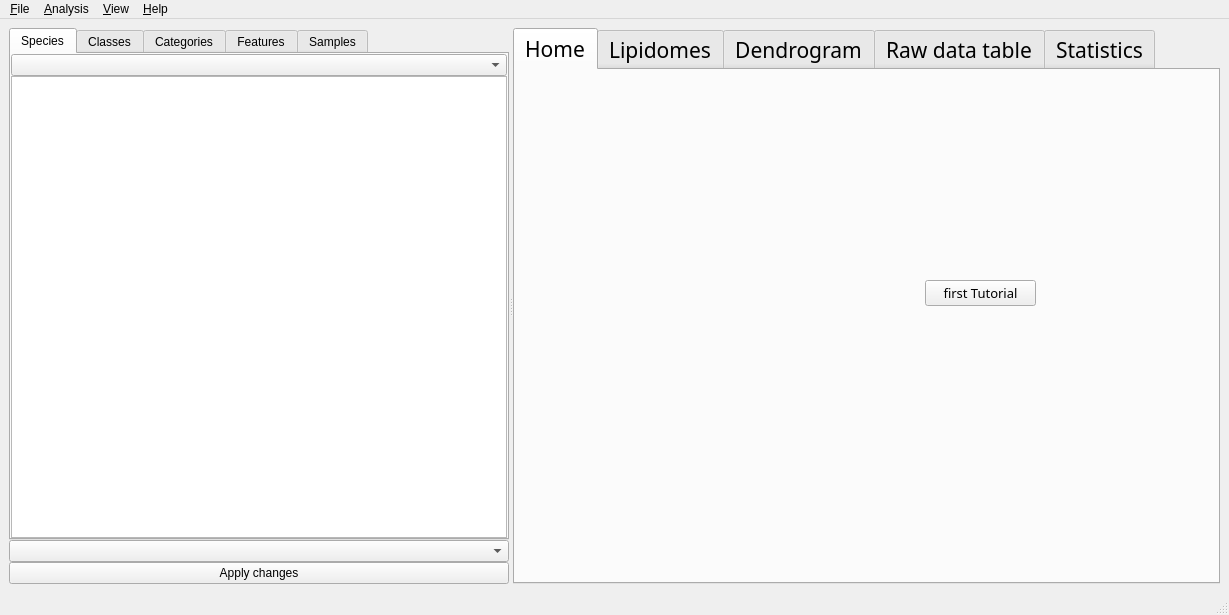
Above: ui/lipidspacegui.ui from lifs-tools/lipidspace before the change. Below: the same form after it.
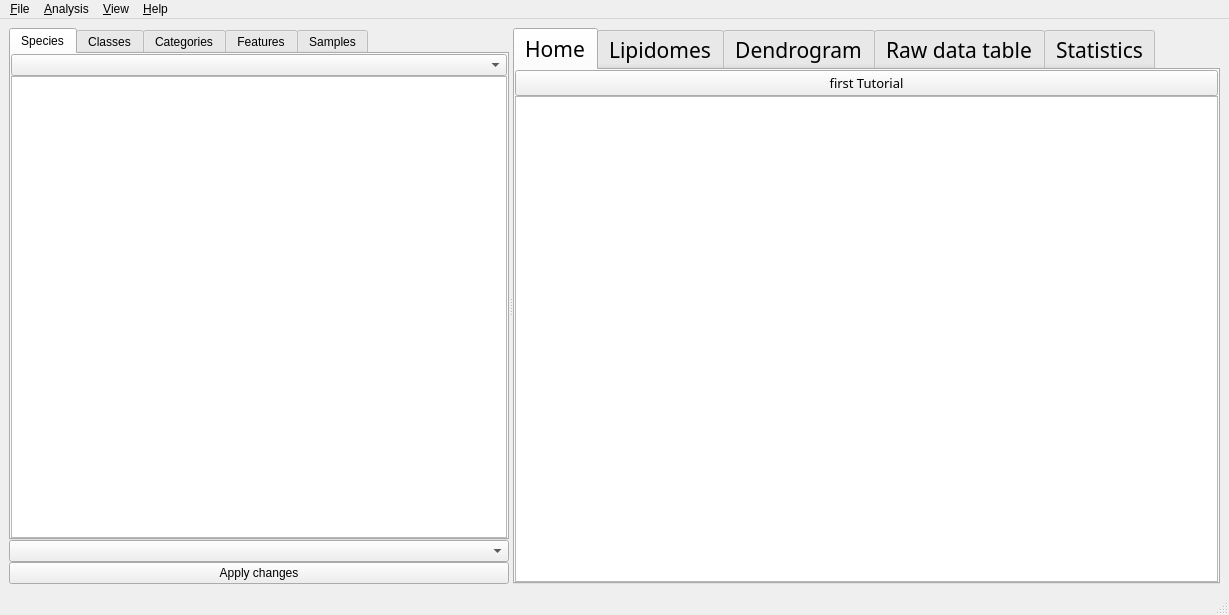
That is the form after the change. Custom widgets are drawn as their Qt base class.

```diff
--- a/ui/lipidspacegui.ui
+++ b/ui/lipidspacegui.ui
@@ -10,6 +10,12 @@
     <height>615</height>
    </rect>
   </property>
+  <property name="minimumSize">
+   <size>
+    <width>1000</width>
+    <height>600</height>
+   </size>
+  </property>
   <property name="windowTitle">
    <string>LipidSpace</string>
   </property>
@@ -249,19 +255,33 @@
         <attribute name="title">
          <string>Home</string>
         </attribute>
-        <widget class="QPushButton" name="firstTutorialPushButton">
-         <property name="geometry">
-          <rect>
-           <x>410</x>
-           <y>210</y>
-           <width>111</width>
-           <height>26</height>
-          </rect>
+        <layout class="QGridLayout" name="gridLayout_6">
+         <property name="leftMargin">
+          <number>0</number>
          </property>
-         <property name="text">
-          <string>first Tutorial</string>
+         <property name="topMargin">
+          <number>0</number>
          </property>
-        </widget>
+         <property name="rightMargin">
+          <number>0</number>
+         </property>
+         <property name="bottomMargin">
+          <number>0</number>
+         </property>
+         <property name="spacing">
+          <number>0</number>
+         </property>
+         <item row="1" column="0">
+          <widget class="QGraphicsView" name="homeGraphicsView"/>
+         </item>
+         <item row="0" column="0">
+          <widget class="QPushButton" name="firstTutorialPushButton">
+           <property name="text">
+            <string>first Tutorial</string>
+           </property>
+          </widget>
+         </item>
+        </layout>
        </widget>
        <widget class="QWidget" name="LipidomesTab">
         <property name="font">
```
